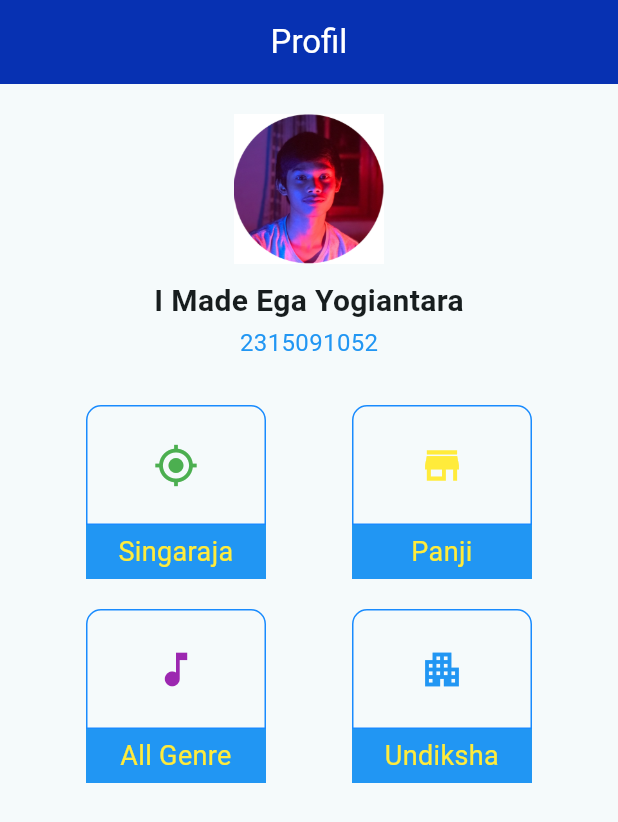
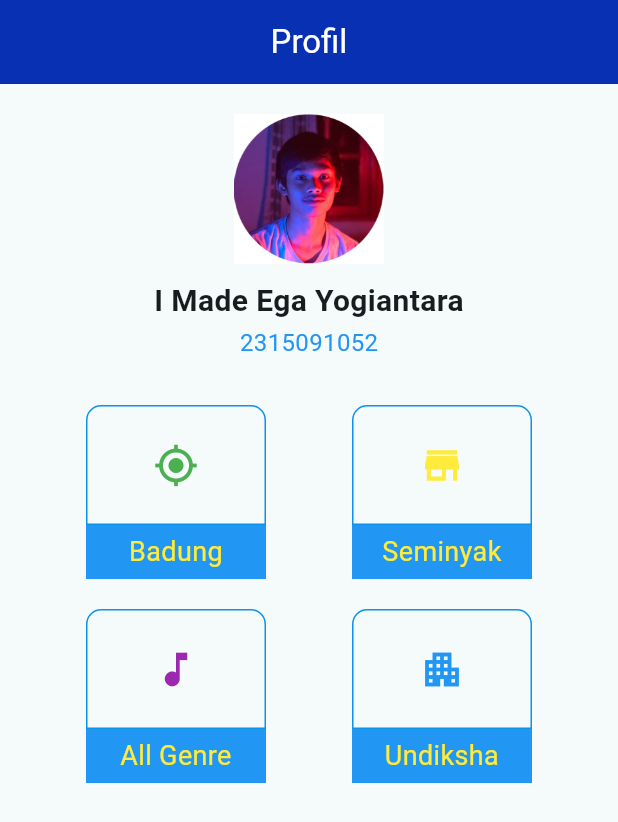
Before and after one commit to Ega-Yogiantara/layout_mobile, a Flutter app: the screen it shows after launch, on a phone screen of 412 x 824 dp. Shown: the top 822 px of the screen. Run offline on Flutter 3.47's test engine with Material 3 defaults, Android fonts, the phone set to English and light mode, and no system bars.

Commit message:
first commit

```diff
--- a/lib/home.dart
+++ b/lib/home.dart
@@ -17,15 +17,13 @@ class Home extends StatelessWidget {
       body: Center(
         child: Column(
           children: <Widget>[
-            // Tambahkan jarak antara AppBar dan gambar
-            SizedBox(height: 20), // Sesuaikan jarak sesuai kebutuhan
-            // Tambahkan gambar di sini
+            SizedBox(height: 20),
             Image.asset(
-              'images/Profil.png', // Ganti dengan path gambar Anda
-              width: 100, // Sesuaikan ukuran gambar
+              'images/Profil.png',
+              width: 100,
               height: 100,
             ),
-            SizedBox(height: 10), // Jarak antara gambar dan teks
+            SizedBox(height: 10),
             Text(
               'I Made Ega Yogiantara',
               style: TextStyle(fontSize: 20, fontWeight: FontWeight.bold),
@@ -35,136 +33,124 @@ class Home extends StatelessWidget {
               '2315091052',
               style: TextStyle(fontSize: 16, color: Colors.blue),
             ),
-            SizedBox(height: 30), // Jarak antara teks Link dan row
-            // Row untuk menampilkan box dengan ikon lokasi
+            SizedBox(height: 30),
             Row(
               mainAxisAlignment: MainAxisAlignment.spaceEvenly,
               children: <Widget>[
-                // Box untuk ikon lokasi (Singaraja)
                 Container(
                   width: 120,
-                  height: 80, // Tinggi container disamakan
+                  height: 80,
                   padding: EdgeInsets.all(10),
                   decoration: BoxDecoration(
-                    border: Border.all(color: const Color.fromARGB(255, 25, 139, 254)),
+                    border: Border.all(color: const Color.fromARGB(255, 10, 147, 232)),
                     borderRadius: BorderRadius.vertical(
-                      top: Radius.circular(10), // Radius hanya di bagian atas
-                      bottom: Radius.circular(0), // Radius 0 di bagian bawah
+                      top: Radius.circular(10),
+                      bottom: Radius.circular(0),
                     ),
                   ),
                   child: Icon(Icons.my_location, size: 30, color: Colors.green),
                 ),
-                // Box untuk ikon lokasi (Panji)
                 Container(
                   width: 120,
-                  height: 80, // Tinggi container disamakan
+                  height: 80,
                   padding: EdgeInsets.all(10),
                   decoration: BoxDecoration(
-                    border: Border.all(color: const Color.fromARGB(255, 25, 139, 254)),
+                    border: Border.all(color: const Color.fromARGB(255, 10, 147, 232)),
                     borderRadius: BorderRadius.vertical(
-                      top: Radius.circular(10), // Radius hanya di bagian atas
-                      bottom: Radius.circular(0), // Radius 0 di bagian bawah
+                      top: Radius.circular(10),
+                      bottom: Radius.circular(0),
                     ),
                   ),
                   child: Icon(Icons.store, size: 30, color: Colors.yellow),
                 ),
               ],
             ),
-            // Row untuk menampilkan teks Singaraja dan Panji di bawah box
             Row(
               mainAxisAlignment: MainAxisAlignment.spaceEvenly,
               children: <Widget>[
-                // Container untuk teks Singaraja dengan latar biru
                 Container(
-                  width: 120, // Lebar container disamakan
+                  width: 120,
                   padding: EdgeInsets.symmetric(vertical: 5, horizontal: 10),
                   decoration: BoxDecoration(
-                    color: Colors.blue, // Latar belakang biru
+                    color: Colors.blue,
                   ),
                   child: Text(
-                    'Singaraja',
+                    'Badung',
                     style: TextStyle(fontSize: 18, color: Colors.yellow),
-                    textAlign: TextAlign.center, // Teks di tengah
+                    textAlign: TextAlign.center,
                   ),
                 ),
-                // Container untuk teks Panji dengan latar biru
                 Container(
-                  width: 120, // Lebar container disamakan
+                  width: 120,
                   padding: EdgeInsets.symmetric(vertical: 5, horizontal: 10),
                   decoration: BoxDecoration(
-                    color: Colors.blue, // Latar belakang biru
+                    color: Colors.blue,
                   ),
                   child: Text(
-                    'Panji',
+                    'Seminyak',
                     style: TextStyle(fontSize: 18, color: Colors.yellow),
-                    textAlign: TextAlign.center, // Teks di tengah
+                    textAlign: TextAlign.center,
                   ),
                 ),
               ],
             ),
-            SizedBox(height: 20), // Jarak antara row teks dan row baru
-            // Row untuk menampilkan box dengan ikon genre dan undiksha
+            SizedBox(height: 20),
             Row(
               mainAxisAlignment: MainAxisAlignment.spaceEvenly,
               children: <Widget>[
-                // Box untuk ikon genre
                 Container(
                   width: 120,
-                  height: 80, // Tinggi container disamakan
+                  height: 80,
                   padding: EdgeInsets.all(10),
                   decoration: BoxDecoration(
-                    border: Border.all(color: const Color.fromARGB(255, 25, 139, 254)),
+                    border: Border.all(color: const Color.fromARGB(255, 10, 147, 232)),
                     borderRadius: BorderRadius.vertical(
-                      top: Radius.circular(10), // Radius hanya di bagian atas
-                      bottom: Radius.circular(0), // Radius 0 di bagian bawah
+                      top: Radius.circular(10),
+                      bottom: Radius.circular(0),
                     ),
                   ),
                   child: Icon(Icons.music_note, size: 30, color: Colors.purple),
                 ),
-                // Box untuk ikon undiksha
                 Container(
                   width: 120,
-                  height: 80, // Tinggi container disamakan
+                  height: 80,
                   padding: EdgeInsets.all(10),
                   decoration: BoxDecoration(
-                    border: Border.all(color: const Color.fromARGB(255, 25, 139, 254)),
+                    border: Border.all(color: const Color.fromARGB(255, 10, 147, 232)),
                     borderRadius: BorderRadius.vertical(
-                      top: Radius.circular(10), // Radius hanya di bagian atas
-                      bottom: Radius.circular(0), // Radius 0 di bagian bawah
+                      top: Radius.circular(10),
+                      bottom: Radius.circular(0),
                     ),
                   ),
                   child: Icon(Icons.apartment, size: 30, color: Colors.blue),
                 ),
               ],
             ),
-            // Row untuk menampilkan teks All Genre dan Undiksha di bawah box
             Row(
               mainAxisAlignment: MainAxisAlignment.spaceEvenly,
               children: <Widget>[
-                // Container untuk teks All Genre dengan latar biru
                 Container(
-                  width: 120, // Lebar container disamakan
+                  width: 120,
                   padding: EdgeInsets.symmetric(vertical: 5, horizontal: 10),
                   decoration: BoxDecoration(
-                    color: Colors.blue, // Latar belakang biru
+                    color: Colors.blue,
                   ),
                   child: Text(
                     'All Genre',
                     style: TextStyle(fontSize: 18, color: Colors.yellow),
-                    textAlign: TextAlign.center, // Teks di tengah
+                    textAlign: TextAlign.center,
                   ),
                 ),
-                // Container untuk teks Undiksha dengan latar biru
                 Container(
-                  width: 120, // Lebar container disamakan
+                  width: 120,
                   padding: EdgeInsets.symmetric(vertical: 5, horizontal: 10),
                   decoration: BoxDecoration(
-                    color: Colors.blue, // Latar belakang biru
+                    color: Colors.blue,
                   ),
                   child: Text(
                     'Undiksha',
                     style: TextStyle(fontSize: 18, color: Colors.yellow),
-                    textAlign: TextAlign.center, // Teks di tengah
+                    textAlign: TextAlign.center,
                   ),
                 ),
               ],
```
